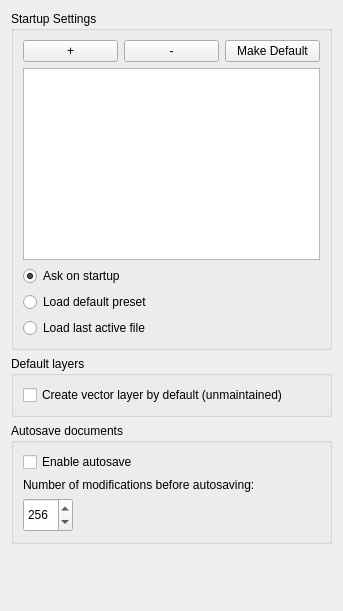
Qt form app/ui/filespage.ui (pencil2d/pencil) before a commit.
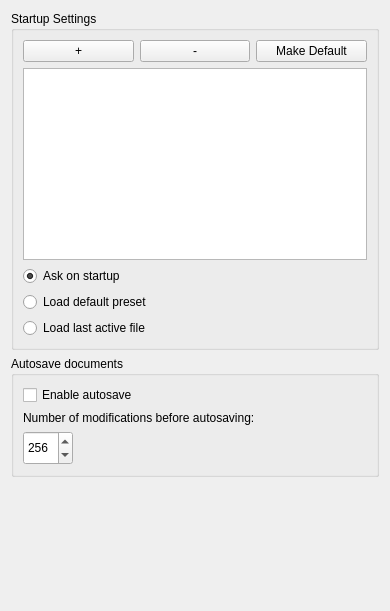
The same form after that commit.

Commit message: Remove preference "CREATE_DEFAULT_VECTOR_LAYER"

What changed in the file:
```diff
--- a/app/ui/filespage.ui
+++ b/app/ui/filespage.ui
@@ -6,7 +6,7 @@
    <rect>
     <x>0</x>
     <y>0</y>
-    <width>343</width>
+    <width>390</width>
     <height>611</height>
    </rect>
   </property>
@@ -94,22 +94,6 @@
      </layout>
     </widget>
    </item>
-   <item>
-    <widget class="QGroupBox" name="defaultLayersBox">
-     <property name="title">
-      <string>Default layers</string>
-     </property>
-     <layout class="QVBoxLayout" name="defaultLayersLayout">
-      <item>
-       <widget class="QCheckBox" name="vectorCheckBox">
-        <property name="text">
-         <string>Create vector layer by default (unmaintained)</string>
-        </property>
-       </widget>
-      </item>
-     </layout>
-    </widget>
-   </item>
    <item>
     <widget class="QGroupBox" name="autosaveBox">
      <property name="title">
```
The commit also changes 6 other files.
